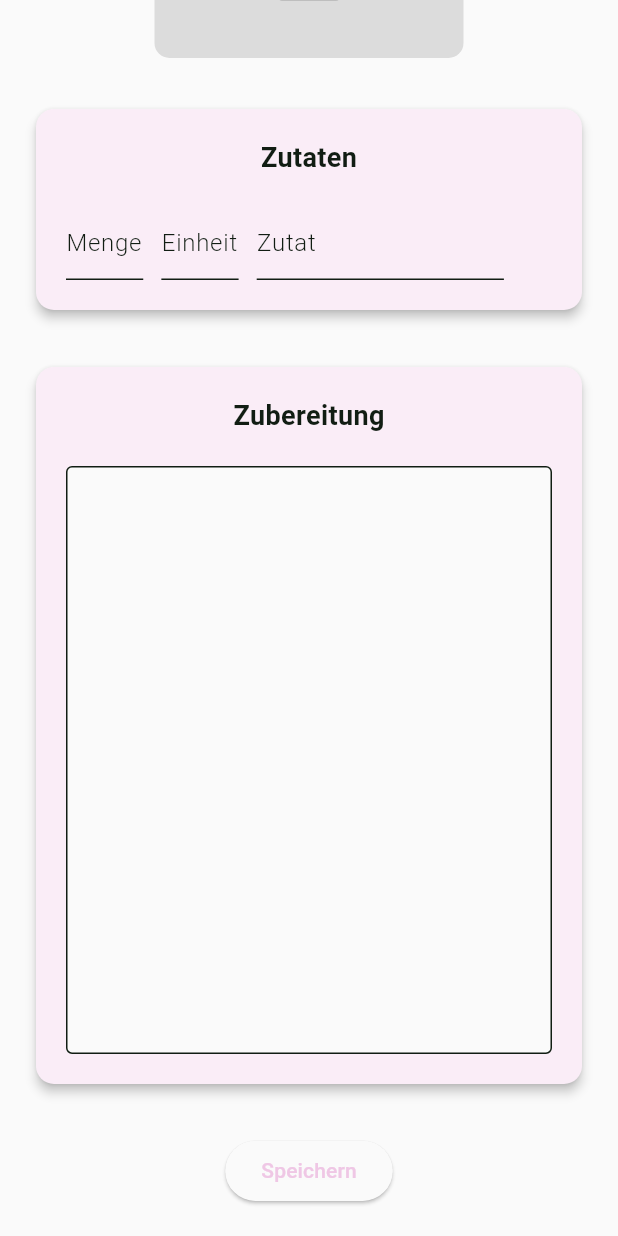
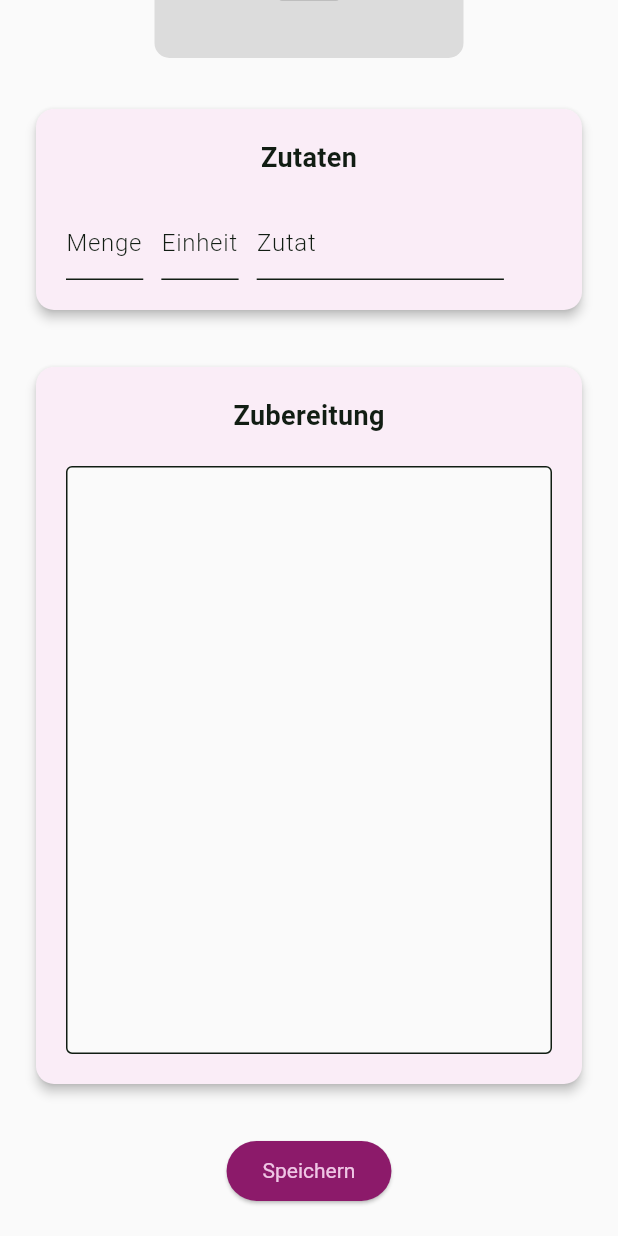
Before and after one commit to pythonite42/Sarahs_recipes, a Flutter app: the NewRecipe widget shown alone on an empty page, opened directly with empty values, scrolled down 277 dp, after a tap on "Speichern", on a phone screen of 412 x 824 dp. Run offline on Flutter 3.47's test engine with Material 3 defaults, Android fonts, the phone set to English and light mode, and no system bars; our stand-ins replace google_fonts, image_picker; missing offline and left inert: mysql_client.

Commit message:
add image to recipe working

```diff
--- a/lib/new_recipe.dart
+++ b/lib/new_recipe.dart
@@ -2,6 +2,7 @@ import 'dart:typed_data';
 import 'package:flutter/material.dart';
 import 'package:google_fonts/google_fonts.dart';
 import 'package:image_picker/image_picker.dart';
+import 'package:sarahs_recipes/database.dart';
 
 class NewRecipe extends StatefulWidget {
   const NewRecipe({super.key, required this.category});
@@ -232,11 +233,16 @@ class _NewRecipeState extends State<NewRecipe> {
               ),
               SizedBox(height: 30),
               ElevatedButton(
+                style: ElevatedButton.styleFrom(
+                    backgroundColor: Theme.of(context).colorScheme.secondary,
+                    textStyle: TextStyle(color: Theme.of(context).colorScheme.onSecondary)),
                 onPressed: () {
                   if (_formKey.currentState!.validate()) {
                     ingredients.clear();
+                    Recipe recipe =
+                        Recipe(titleController.value.text, image, widget.category, instructionsController.value.text);
                     var title = titleController.value.text;
-                    print("title: $title");
+                    print("recipe: $recipe");
                     for (int i = 0; i <= nameTECs.keys.last; i++) {
                       var amount = amountTECs[i]?.value.text;
                       var unit = unitTECs[i]?.value.text;
@@ -253,7 +259,9 @@ class _NewRecipeState extends State<NewRecipe> {
                       print(ingredients[a].name);
                     }
                     // _formKey.currentState!.save();
+                    MySQL().recipeEntry(recipe);
                     setState(() {});
+                    Navigator.pop(context);
                   }
                 },
                 child: Text('Speichern'),
--- a/lib/recipes.dart
+++ b/lib/recipes.dart
@@ -44,7 +44,9 @@ class _RecipesState extends State<Recipes> {
                           width: 200,
                           height: 50,
                         ),
-                      Text(recipe.name)
+                      Text(recipe.name),
+                      Text(recipe.category),
+                      Text(recipe.instructions ?? "")
                     ],
                   )
               ],
```
Also changed, not shown: lib/database.dart (+8 -5 lines).
